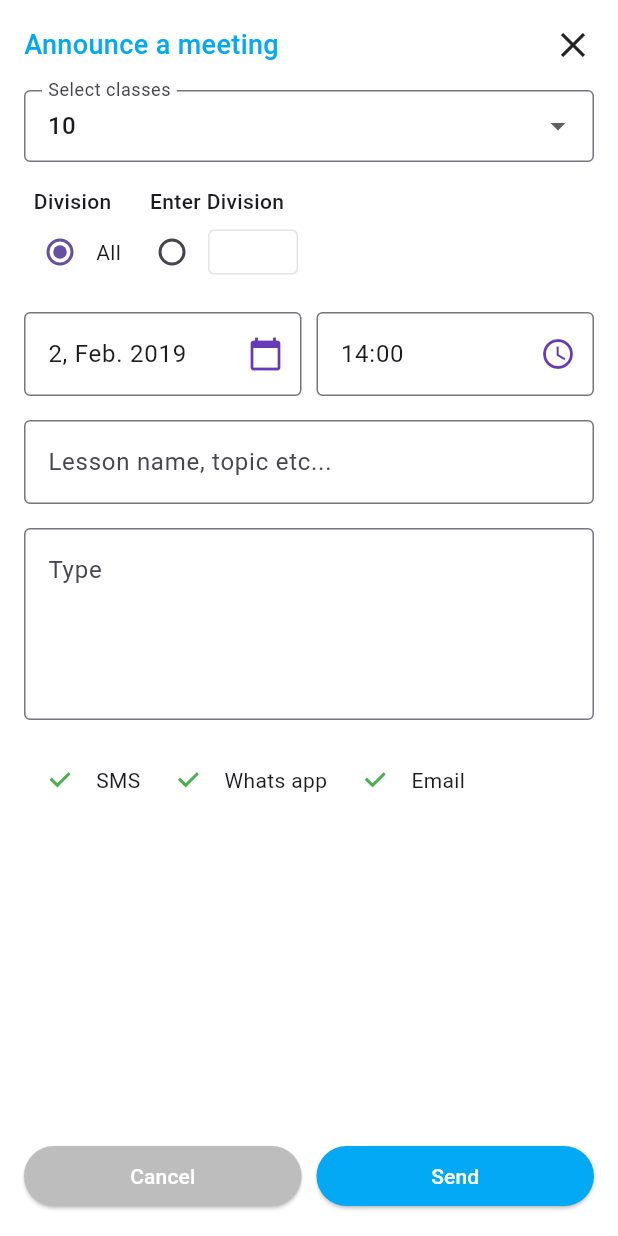
After one commit to Sathiya-Developer007/EDLive-SchoolApp, a Flutter app: the AnnounceMeetingPage screen opened directly, on a phone screen of 412 x 824 dp. The commit adds this screen. Run offline on Flutter 3.47's test engine with Material 3 defaults, Android fonts, the phone set to English and light mode, and no system bars; our stand-ins replace flutter_svg, shared_preferences; accounts and stored records are empty.

Commit message:
Teacher pta page design completed

```diff
--- /dev/null
+++ b/lib/screens/teachers/teacher_pta_announce_meeting.dart
@@ -0,0 +1,321 @@
+import 'package:flutter/material.dart';
+
+class AnnounceMeetingPage extends StatefulWidget {
+  const AnnounceMeetingPage({Key? key}) : super(key: key);
+
+  @override
+  State<AnnounceMeetingPage> createState() => _AnnounceMeetingPageState();
+}
+
+class _AnnounceMeetingPageState extends State<AnnounceMeetingPage> {
+  String? selectedClass = '10';
+  bool isAllDivision = true;
+  DateTime selectedDate = DateTime(2019, 2, 2);
+  TimeOfDay selectedTime = const TimeOfDay(hour: 14, minute: 0);
+
+  bool sendSMS = true;
+  bool sendWhatsApp = true;
+  bool sendEmail = true;
+
+  final TextEditingController divisionController = TextEditingController();
+  final TextEditingController subjectController = TextEditingController();
+  final TextEditingController descriptionController = TextEditingController();
+
+  @override
+  Widget build(BuildContext context) {
+    return Scaffold(
+      body: SafeArea(
+        child: Padding(
+          padding: const EdgeInsets.all(16),
+          child: Column(
+            crossAxisAlignment: CrossAxisAlignment.start,
+            children: [
+              // Header
+              Row(
+                mainAxisAlignment: MainAxisAlignment.spaceBetween,
+                children: [
+                  const Text(
+                    "Announce a meeting",
+                    style: TextStyle(
+                      color: Colors.lightBlue,
+                      fontSize: 18,
+                      fontWeight: FontWeight.w500,
+                    ),
+                  ),
+                  GestureDetector(
+                    onTap: () => Navigator.pop(context),
+                    child: const Icon(Icons.close, size: 28),
+                  ),
+                ],
+              ),
+              const SizedBox(height: 16),
+
+              // Select classes dropdown
+              DropdownButtonFormField<String>(
+                value: selectedClass,
+                decoration: const InputDecoration(
+                  labelText: "Select classes",
+                  border: OutlineInputBorder(),
+                  contentPadding: EdgeInsets.symmetric(horizontal: 12),
+                ),
+                items: ["8", "9", "10"]
+                    .map((e) =>
+                        DropdownMenuItem(value: e, child: Text(e)))
+                    .toList(),
+                onChanged: (val) {
+                  setState(() {
+                    selectedClass = val;
+                  });
+                },
+              ),
+              const SizedBox(height: 16),
+
+              // Division selection
+        Row(
+  crossAxisAlignment: CrossAxisAlignment.center,
+  children: [
+    // First option: Division
+    Column(
+      mainAxisSize: MainAxisSize.min,
+      children: [
+        const Text(
+          "Division",
+          style: TextStyle(fontSize: 14, fontWeight: FontWeight.w500),
+        ),
+        Row(
+          mainAxisSize: MainAxisSize.min,
+          children: [
+            Radio<bool>(
+              value: true,
+              groupValue: isAllDivision,
+              onChanged: (val) {
+                setState(() {
+                  isAllDivision = val!;
+                });
+              },
+            ),
+            const Text("All"),
+          ],
+        ),
+      ],
+    ),
+
+    const SizedBox(width: 10), // reduced spacing
+
+    // Second option: Enter Division
+    Column(
+      mainAxisSize: MainAxisSize.min,
+      children: [
+        const Text(
+          "Enter Division",
+          style: TextStyle(fontSize: 14, fontWeight: FontWeight.w500),
+        ),
+        Row(
+          mainAxisSize: MainAxisSize.min,
+          children: [
+            Radio<bool>(
+              value: false,
+              groupValue: isAllDivision,
+              onChanged: (val) {
+                setState(() {
+                  isAllDivision = val!;
+                });
+              },
+            ),
+        SizedBox(
+  width: 60,
+  height: 30, // Increased height
+  child: TextField(
+    controller: divisionController,
+    enabled: !isAllDivision,
+    textAlign: TextAlign.center,
+    decoration: const InputDecoration(
+      isDense: false, // allows taller height
+      contentPadding: EdgeInsets.symmetric(vertical: 8),
+      border: OutlineInputBorder(),
+    ),
+  ),
+)
+
+
+          ],
+        ),
+      ],
+    ),
+  ],
+)
+,    const SizedBox(height: 16),
+
+              // Date & Time
+              Row(
+                children: [
+                  Expanded(
+                    child: TextFormField(
+                      readOnly: true,
+                      decoration: InputDecoration(
+                        border: const OutlineInputBorder(),
+                        suffixIcon: IconButton(
+                          icon: const Icon(Icons.calendar_today,
+                              color: Colors.deepPurple),
+                          onPressed: _pickDate,
+                        ),
+                      ),
+                      controller: TextEditingController(
+                        text:
+                            "${selectedDate.day}, ${_monthName(selectedDate.month)} ${selectedDate.year}",
+                      ),
+                    ),
+                  ),
+                  const SizedBox(width: 10),
+                  Expanded(
+                    child: TextFormField(
+                      readOnly: true,
+                      decoration: InputDecoration(
+                        border: const OutlineInputBorder(),
+                        suffixIcon: IconButton(
+                          icon: const Icon(Icons.access_time,
+                              color: Colors.deepPurple),
+                          onPressed: _pickTime,
+                        ),
+                      ),
+                      controller: TextEditingController(
+                        text:
+                            "${selectedTime.hour}:${selectedTime.minute.toString().padLeft(2, '0')}",
+                      ),
+                    ),
+                  ),
+                ],
+              ),
+              const SizedBox(height: 16),
+
+              // Subject
+              TextFormField(
+                controller: subjectController,
+                decoration: const InputDecoration(
+                  hintText: "Lesson name, topic etc...",
+                  border: OutlineInputBorder(),
+                ),
+              ),
+              const SizedBox(height: 16),
+
+              // Description
+              TextFormField(
+                controller: descriptionController,
+                maxLines: 4,
+                decoration: const InputDecoration(
+                  hintText: "Type",
+                  border: OutlineInputBorder(),
+                ),
+              ),
+              const SizedBox(height: 16),
+
+              // Checkboxes
+          Row(
+  children: [
+    Checkbox(
+      value: sendSMS,
+      onChanged: (val) => setState(() => sendSMS = val!),
+      fillColor: WidgetStateProperty.all(Colors.white), // background
+      checkColor: Colors.green, // tick color
+    ),
+    const Text("SMS"),
+    const SizedBox(width: 8),
+    Checkbox(
+      value: sendWhatsApp,
+      onChanged: (val) => setState(() => sendWhatsApp = val!),
+      fillColor: WidgetStateProperty.all(Colors.white),
+      checkColor: Colors.green,
+    ),
+    const Text("Whats app"),
+    const SizedBox(width: 8),
+    Checkbox(
+      value: sendEmail,
+      onChanged: (val) => setState(() => sendEmail = val!),
+      fillColor: WidgetStateProperty.all(Colors.white),
+      checkColor: Colors.green,
+    ),
+    const Text("Email"),
+  ],
+),
+const Spacer(),
+
+
+
+              // Buttons
+              Row(
+                children: [
+                  Expanded(
+                    child: ElevatedButton(
+                      style: ElevatedButton.styleFrom(
+                        backgroundColor: Colors.grey.shade400,
+                      ),
+                      onPressed: () => Navigator.pop(context),
+                      child: const Text("Cancel", style: TextStyle(color: Colors.white),),
+                    ),
+                  ),
+                  const SizedBox(width: 10),
+                  Expanded(
+                    child: ElevatedButton(
+                      style: ElevatedButton.styleFrom(
+                        backgroundColor: Colors.lightBlue,
+                      ),
+                      onPressed: () {
+                        // Send meeting logic here
+                      },
+                      child: const Text("Send", style: TextStyle(color: Colors.white),),
+                    ),
+                  ),
+                ],
+              ),
+            ],
+          ),
+        ),
+      ),
+    );
+  }
+
+  String _monthName(int month) {
+    const months = [
+      "",
+      "Jan.",
+      "Feb.",
+      "Mar.",
+      "Apr.",
+      "May",
+      "Jun.",
+      "Jul.",
+      "Aug.",
+      "Sep.",
+      "Oct.",
+      "Nov.",
+      "Dec."
+    ];
+    return months[month];
+  }
+
+  Future<void> _pickDate() async {
+    DateTime? date = await showDatePicker(
+      context: context,
+      initialDate: selectedDate,
+      firstDate: DateTime(2015),
+      lastDate: DateTime(2100),
+    );
+    if (date != null) {
+      setState(() {
+        selectedDate = date;
+      });
+    }
+  }
+
+  Future<void> _pickTime() async {
+    TimeOfDay? time = await showTimePicker(
+      context: context,
+      initialTime: selectedTime,
+    );
+    if (time != null) {
+      setState(() {
+        selectedTime = time;
+      });
+    }
+  }
+}
```
Also changed, not shown: lib/screens/teachers/teacher_dashboard.dart (+10 -0 lines), lib/screens/teachers/teacher_pta_page.dart (added, +283 -0 lines).
